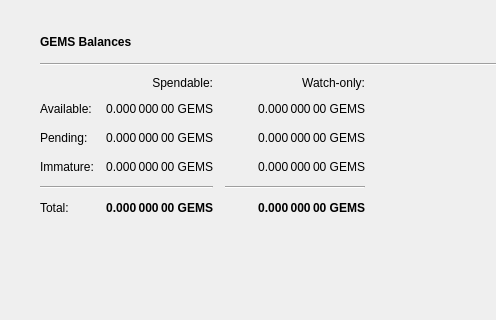
This is src/qt/forms/overviewpage.ui in TechnoVisionDev/Gemma-Core as Qt 5 draws it before an edit; both pictures show x 0 to 496 and y 0 to 320 of the 1343 by 759 pixel window. The edited form follows.
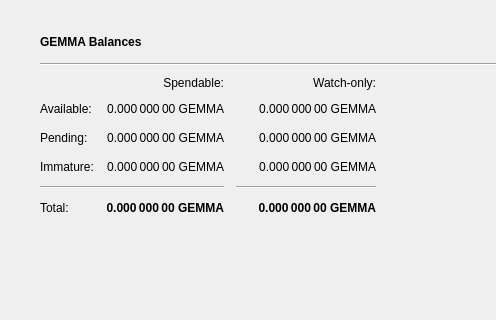
This is the edited form. Icons and pictures are not drawn.

Commit message: ticker GEMMA

```diff
--- a/src/qt/forms/overviewpage.ui
+++ b/src/qt/forms/overviewpage.ui
@@ -115,7 +115,7 @@
                  </font>
                 </property>
                 <property name="text">
-                 <string>GEMS Balances</string>
+                 <string>GEMMA Balances</string>
                 </property>
                </widget>
               </item>
@@ -197,7 +197,7 @@
                  <string>Mined balance in watch-only addresses that has not yet matured</string>
                 </property>
                 <property name="text">
-                 <string notr="true">0.000 000 00 GEMS</string>
+                 <string notr="true">0.000 000 00 GEMMA</string>
                 </property>
                 <property name="alignment">
                  <set>Qt::AlignRight|Qt::AlignTrailing|Qt::AlignVCenter</set>
@@ -242,7 +242,7 @@
                  <string>Your current balance in watch-only addresses</string>
                 </property>
                 <property name="text">
-                 <string notr="true">0.000 000 00 GEMS</string>
+                 <string notr="true">0.000 000 00 GEMMA</string>
                 </property>
                 <property name="alignment">
                  <set>Qt::AlignRight|Qt::AlignTrailing|Qt::AlignVCenter</set>
@@ -267,7 +267,7 @@
                  <string>Total of transactions that have yet to be confirmed, and do not yet count toward the spendable balance</string>
                 </property>
                 <property name="text">
-                 <string notr="true">0.000 000 00 GEMS</string>
+                 <string notr="true">0.000 000 00 GEMMA</string>
                 </property>
                 <property name="alignment">
                  <set>Qt::AlignRight|Qt::AlignTrailing|Qt::AlignVCenter</set>
@@ -328,7 +328,7 @@
                  <string>Current total balance in watch-only addresses</string>
                 </property>
                 <property name="text">
-                 <string notr="true">0.000 000 00 GEMS</string>
+                 <string notr="true">0.000 000 00 GEMMA</string>
                 </property>
                 <property name="alignment">
                  <set>Qt::AlignRight|Qt::AlignTrailing|Qt::AlignVCenter</set>
@@ -370,7 +370,7 @@
                  <string>Your current total balance</string>
                 </property>
                 <property name="text">
-                 <string notr="true">0.000 000 00 GEMS</string>
+                 <string notr="true">0.000 000 00 GEMMA</string>
                 </property>
                 <property name="alignment">
                  <set>Qt::AlignRight|Qt::AlignTrailing|Qt::AlignVCenter</set>
@@ -395,7 +395,7 @@
                  <string>Your current spendable balance</string>
                 </property>
                 <property name="text">
-                 <string notr="true">0.000 000 00 GEMS</string>
+                 <string notr="true">0.000 000 00 GEMMA</string>
                 </property>
                 <property name="alignment">
                  <set>Qt::AlignRight|Qt::AlignTrailing|Qt::AlignVCenter</set>
@@ -434,7 +434,7 @@
                  <string>Mined balance that has not yet matured</string>
                 </property>
                 <property name="text">
-                 <string notr="true">0.000 000 00 GEMS</string>
+                 <string notr="true">0.000 000 00 GEMMA</string>
                 </property>
                 <property name="alignment">
                  <set>Qt::AlignRight|Qt::AlignTrailing|Qt::AlignVCenter</set>
@@ -459,7 +459,7 @@
                  <string>Unconfirmed transactions to watch-only addresses</string>
                 </property>
                 <property name="text">
-                 <string notr="true">0.000 000 00 GEMS</string>
+                 <string notr="true">0.000 000 00 GEMMA</string>
                 </property>
                 <property name="alignment">
                  <set>Qt::AlignRight|Qt::AlignTrailing|Qt::AlignVCenter</set>
```
The commit also changes 121 other files.
